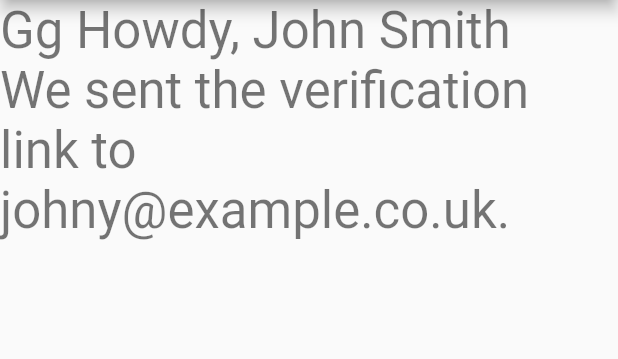
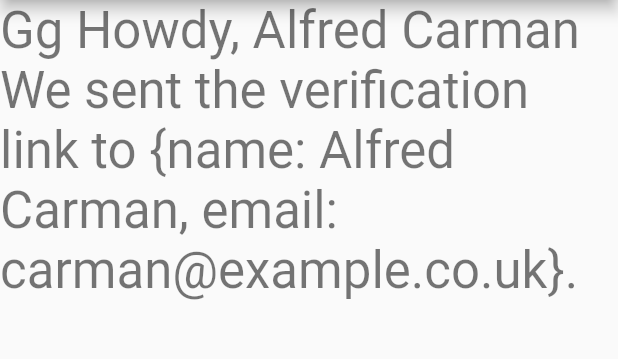
Before and after one commit to germanfica/flutter-basic-stock-management, a Flutter app: the screen it shows after launch, on a phone screen of 412 x 824 dp, the part 84-443 px from its top. Run offline on Flutter 3.47's test engine with Material 2 defaults, Android fonts, the phone set to English and light mode, and no system bars.

Commit message:
User list

```diff
--- a/lib/main.dart
+++ b/lib/main.dart
@@ -36,15 +36,56 @@ class _MyHomePageState extends State<MyHomePage> {
     //var user = json.decode('[{"name": "John Smith", "email": "john@example.com"}]');
     //Map<String, dynamic> user = json.decode('{"name": "John Smith", "email": "john@example.com"}');
     User myFirstUser = new User("John Smith", "johny@example.co.uk");
-    String myJson = json.encode(myFirstUser);
-    Map<String, dynamic> user = json.decode(myJson);
+    User mySecUser = new User("Alfred Carman", "carman@example.co.uk");
+
+    // Now I want to make an User array
+    List<User> users = new List();
+    users.add(myFirstUser);
+    users.add(mySecUser);
+    String usersJson = json.encode(users);
+
+    //String myJson = json.encode(myFirstUser);
+    //Map<String, dynamic> user = json.decode(myJson);
+    var user = json.decode(usersJson);
+    String asd = json.encode(user[1]); // I need to encode and then ... ->
+    var perr = json.decode(asd); // -> Decode
+
+    /**
+     * Esto funciona así: yo genero una lista de usuarios y después la codifico a
+     * JSON. Una vez codificada, decodifico la lista de usuarios.
+     *
+     * Al decodificar la lista de usuarios, para podes acceder a los datos
+     * de un usuario en particular necesiot conocer su index, su orden, ubicación,
+     * que tenía en la lista anterior.
+     *
+     * Una vez que conozco su index ahora necesito codificar el usuario otra vez,
+     * y después lo decodifico otra vez para acceder a los datos que necesito.
+     * así:
+     * json.decode(json.encode(user[1]))['name']
+     *
+     * Pero creo que lo mejor sería trabajar directamente con una lista de usuarios
+     * en vez del propio json.
+     *
+     * Una vez que se agregan nuevos datos, la lista se codificaría otra vez para generar
+     * la persitencia de datos y cuando el cliente tenga conexión a internet, subir esos
+     * datos.
+     *
+     * Por lo que se debería crear un archivo que se llame "pendiente a subir" y se borre
+     * cuando se sube con éxito el archivo a la base de datos.
+     *
+     * Después otro archivo para tener ciertos datos de manera offline.
+     *
+     * Hay que decidir qué datos se requieren para uso offline.
+     */
 
     return Scaffold(
         appBar: AppBar(
           title: Text(widget.title),
         ),
         body: Text(
-          widget.name + " " + "Howdy," + " " + "${user['name']}" + "\n" + "We sent the verification link to ${user['email']}.",
+          //widget.name + " " + "Howdy," + " " + "${user['name']}" + "\n" + "We sent the verification link to ${user['email']}.",
+          //widget.name + " " + "Howdy," + " " + "${perr['name']}" + "\n" + "We sent the verification link to ${user[1]}.",
+          widget.name + " " + "Howdy," + " " + "${json.decode(json.encode(user[1]))['name']}" + "\n" + "We sent the verification link to ${user[1]}.",
           style: Theme.of(context).textTheme.display1,
         ));
   }
```
